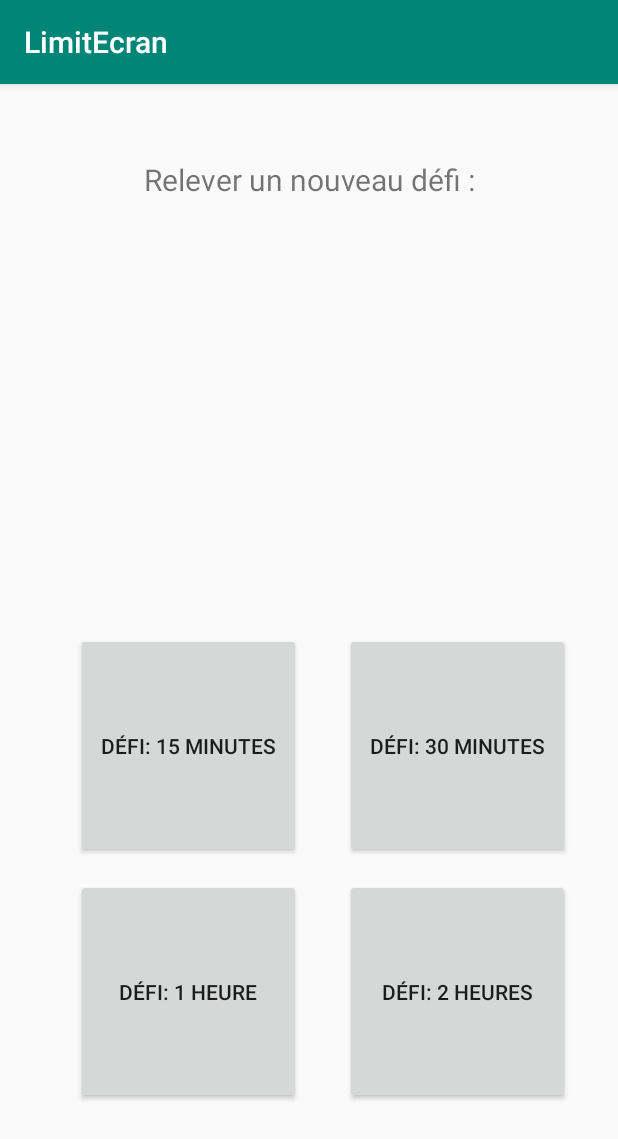
After one commit to PTUTLimitEcran/LimitEcran, an Android app: the fragment ChallengeFragment placed in its activity, on a phone screen of 412 x 824 dp. The commit adds this screen. Shown: the top 1139 px of the screen. Run offline under Robolectric (Android 15) with nearby library versions, the phone set to English and light mode, and no system bars; 2 statements that could not run were skipped.

Commit message:
[Feat] challenge implement in progress

```diff
--- /dev/null
+++ b/app/src/main/java/com/lpiem/ptut_limit_ecran/limitecran/ChallengeFragment.kt
@@ -0,0 +1,59 @@
+package com.lpiem.ptut_limit_ecran.limitecran
+
+import android.content.Context
+import android.os.Bundle
+import android.support.v4.app.Fragment
+import android.view.LayoutInflater
+import android.view.View
+import android.view.ViewGroup
+import kotlinx.android.synthetic.main.fragment_challenge.*
+
+private const val ARG_PARAM1 = "param1"
+
+class ChallengeFragment() : Fragment(), View.OnClickListener{
+    override fun onClick(v: View?) {
+        when(v) {
+            challenge1 -> challengeUpdateManager.setNewChallenge()
+            challenge2 -> challengeUpdateManager.setNewChallenge()
+            challenge3 -> challengeUpdateManager.setNewChallenge()
+            challenge4 -> challengeUpdateManager.setNewChallenge()
+
+        }
+    }
+
+    companion object {
+        @JvmStatic
+        fun newInstance(param1: ChallengeUpdateManager) =
+            ChallengeFragment().apply {
+                arguments = Bundle().apply {
+                    putSerializable(ARG_PARAM1, param1)
+
+                }
+            }
+    }
+
+    private lateinit var challengeUpdateManager:ChallengeUpdateManager
+
+    override fun onCreate(savedInstanceState: Bundle?) {
+        super.onCreate(savedInstanceState)
+        arguments?.let {
+            challengeUpdateManager = it.getSerializable(ARG_PARAM1) as ChallengeUpdateManager
+            challengeUpdateManager
+        }
+
+    }
+
+    override fun onCreateView(inflater: LayoutInflater, container: ViewGroup?, savedInstanceState: Bundle?): View? {
+
+        return inflater?.inflate(R.layout.fragment_challenge, container, false)
+    }
+
+    override fun onViewCreated(view: View, savedInstanceState: Bundle?) {
+        super.onViewCreated(view, savedInstanceState)
+        challenge1.setOnClickListener(this)
+        challenge2.setOnClickListener(this)
+        challenge3.setOnClickListener(this)
+        challenge4.setOnClickListener(this)
+    }
+
+}
--- /dev/null
+++ b/app/src/main/java/com/lpiem/ptut_limit_ecran/limitecran/ChallengeUpdateManager.kt
@@ -0,0 +1,8 @@
+package com.lpiem.ptut_limit_ecran.limitecran
+
+import java.io.Serializable
+
+interface ChallengeUpdateManager: Serializable {
+
+    fun setNewChallenge()
+}
--- a/app/src/main/java/com/lpiem/ptut_limit_ecran/limitecran/TreeFragment.kt
+++ b/app/src/main/java/com/lpiem/ptut_limit_ecran/limitecran/TreeFragment.kt
@@ -35,7 +35,7 @@ class TreeFragment : PFragment() {
     //private var gram = "S[L[L[L[L[C[CR]R]]C[LC[LC]R]]R[C[C[LCR]R]]]R[CR[C[CR]R]]"
     //private var gram = "S[L[LC[LCR[C[LCR]R[R]]]]C[R[C]]R[R[C[CR]]]]"
     private var gram = "S[L[L[L[L[C[C[CR]R]]]C[LC[LC]R]]R[C[C[L[LC]C[C]R[CR]]R]]]R[CR[C[C[R]R[R]]R]]"
-    //private var gram = "S[L[L[C[LC[LC]R]]R[C[C[LCR]R]]]R[CR[C[CR]R]]"
+    //    //private var gram = "S[L[L[C[LC[LC]R]]R[C[C[LCR]R]]]R[CR[C[CR]R]]"
     private var bool = true
     private var countTurn = 0
 
--- /dev/null
+++ b/app/src/main/res/layout/fragment_challenge.xml
@@ -0,0 +1,46 @@
+<?xml version="1.0" encoding="utf-8"?>
+<android.support.constraint.ConstraintLayout xmlns:android="http://schemas.android.com/apk/res/android"
+                                             xmlns:app="http://schemas.android.com/apk/res-auto" xmlns:tools="http://schemas.android.com/tools" android:layout_width="match_parent"
+                                             android:layout_height="match_parent">
+
+    <TextView
+            android:text="Relever un nouveau défi :"
+            android:layout_width="wrap_content"
+            android:layout_height="wrap_content"
+            android:id="@+id/title" app:layout_constraintStart_toStartOf="parent" android:layout_marginStart="114dp"
+            app:layout_constraintTop_toTopOf="parent" android:layout_marginTop="50dp"
+            app:layout_constraintEnd_toEndOf="parent" android:layout_marginEnd="114dp"
+            android:layout_marginBottom="442dp" app:layout_constraintBottom_toBottomOf="parent"
+            android:textSize="20sp" app:layout_constraintHorizontal_bias="0.492"
+            app:layout_constraintVertical_bias="0.0"/>
+    <Button
+            android:text="Défi: 15 minutes"
+            android:layout_width="150dp"
+            android:layout_height="150dp"
+            android:id="@+id/challenge1" app:layout_constraintStart_toStartOf="parent" android:layout_marginStart="40dp"
+            app:layout_constraintEnd_toEndOf="parent" android:layout_marginEnd="211dp"
+            android:layout_marginBottom="252dp" app:layout_constraintBottom_toBottomOf="parent"
+            app:layout_constraintHorizontal_bias="1.0"/>
+    <Button
+            android:text="Défi: 1 heure"
+            android:layout_width="150dp"
+            android:layout_height="150dp"
+            android:id="@+id/challenge3" app:layout_constraintStart_toStartOf="parent" android:layout_marginStart="40dp"
+            app:layout_constraintEnd_toEndOf="parent" android:layout_marginEnd="211dp"
+            android:layout_marginBottom="88dp" app:layout_constraintBottom_toBottomOf="parent"
+            app:layout_constraintHorizontal_bias="1.0"/>
+    <Button
+            android:text="Défi: 30 minutes"
+            android:layout_width="150dp"
+            android:layout_height="150dp"
+            android:id="@+id/challenge2"
+            android:layout_marginBottom="252dp" app:layout_constraintBottom_toBottomOf="parent"
+            app:layout_constraintEnd_toEndOf="parent" android:layout_marginEnd="32dp"/>
+    <Button
+            android:text="Défi: 2 heures"
+            android:layout_width="150dp"
+            android:layout_height="150dp"
+            android:id="@+id/challenge4"
+            android:layout_marginBottom="88dp" app:layout_constraintBottom_toBottomOf="parent"
+            app:layout_constraintEnd_toEndOf="parent" android:layout_marginEnd="32dp"/>
+</android.support.constraint.ConstraintLayout>
```
Also changed, not shown: app/src/main/java/com/lpiem/ptut_limit_ecran/limitecran/MainContainer.kt (+24 -4 lines), app/src/main/java/com/lpiem/ptut_limit_ecran/limitecran/ViewPagerAdapter.kt (+9 -2 lines).
